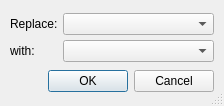
Before: the Qt Designer form scribus/ui/replaceonecolor.ui in scribusproject/scribus, drawn with Qt 5.
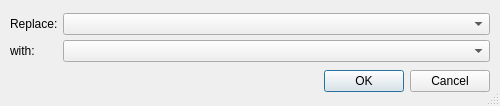
After: the same form once the commit is applied. Custom widgets are drawn as their Qt base class.

Patch:
```diff
--- a/scribus/ui/replaceonecolor.ui
+++ b/scribus/ui/replaceonecolor.ui
@@ -5,7 +5,7 @@
    <rect>
     <x>0</x>
     <y>0</y>
-    <width>224</width>
+    <width>500</width>
     <height>106</height>
    </rect>
   </property>
```
